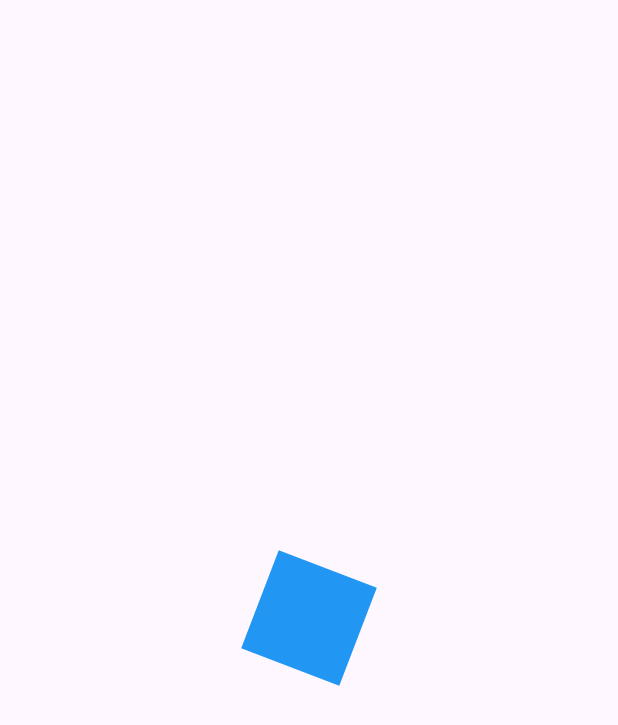
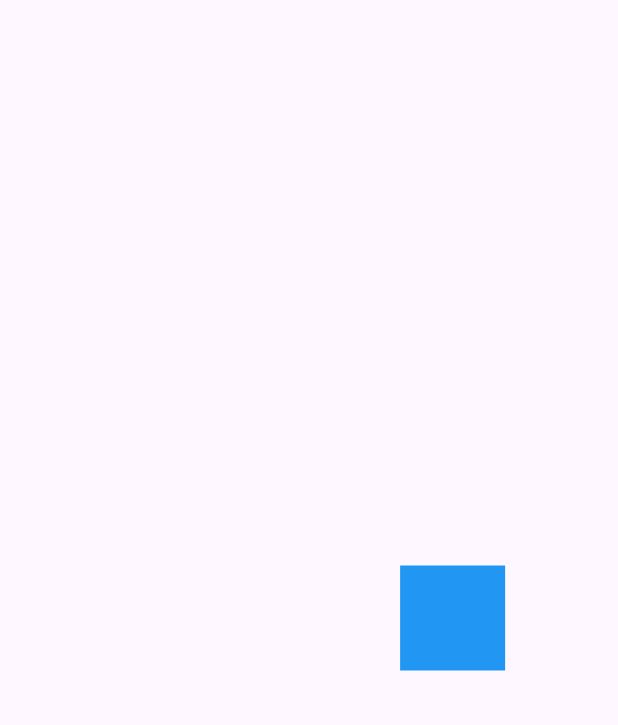
Before and after one commit to gavasquez/Flutter-intermedio, a Flutter app: the first screen one second after launch, on a phone screen of 412 x 824 dp. Shown: the top 725 px of the screen. Run offline on Flutter 3.47's test engine with Material 3 defaults, Android fonts, the phone set to English and light mode, and no system bars.

Commit message:
Fin de la seccion 3

```diff
--- a/lib/main.dart
+++ b/lib/main.dart
@@ -1,4 +1,5 @@
-import 'package:disenos_app/src/pages/animaciones_page.dart';
+//import 'package:disenos_app/src/pages/animaciones_page.dart';
+import 'package:disenos_app/src/retos/cuadrado_animado_page.dart';
 //import 'package:disenos_app/src/pages/headers_page.dart';
 import 'package:flutter/material.dart';
 
@@ -11,10 +12,10 @@ class MyApp extends StatelessWidget {
 
   @override
   Widget build(BuildContext context) {
-    return const MaterialApp(
+    return MaterialApp(
       debugShowCheckedModeBanner: false,
       title: 'Diseños App',
-      home: AnimacionesPage(),
+      home: CuadradoAnimadoPage(),
     );
   }
 }
--- /dev/null
+++ b/lib/src/retos/cuadrado_animado_page.dart
@@ -0,0 +1,88 @@
+import 'package:flutter/material.dart';
+
+class CuadradoAnimadoPage extends StatelessWidget {
+  @override
+  Widget build(BuildContext context) {
+    return Scaffold(
+      body: Center(child: _CuadradoAnimado()),
+    );
+  }
+}
+
+class _CuadradoAnimado extends StatefulWidget {
+  @override
+  State<_CuadradoAnimado> createState() => _CuadradoAnimadoState();
+}
+
+class _CuadradoAnimadoState extends State<_CuadradoAnimado>
+    with SingleTickerProviderStateMixin {
+  late AnimationController controller;
+  // Animaciones
+  late Animation<double> moverDerecha;
+  late Animation<double> moverArriba;
+  late Animation<double> moverIzquierda;
+  late Animation<double> moverAbajo;
+
+  @override
+  void initState() {
+    super.initState();
+    // Inicializar todo
+    controller = AnimationController(
+        vsync: this, duration: const Duration(milliseconds: 4500));
+
+    moverDerecha = Tween(begin: 0.0, end: 100.0).animate(CurvedAnimation(
+        parent: controller,
+        curve: const Interval(0, 0.25, curve: Curves.bounceOut)));
+
+    moverArriba = Tween(begin: 0.0, end: -100.0).animate(CurvedAnimation(
+        parent: controller,
+        curve: const Interval(0.25, 0.50, curve: Curves.bounceOut)));
+
+    moverIzquierda = Tween(begin: 0.0, end: -100.0).animate(CurvedAnimation(
+        parent: controller,
+        curve: const Interval(0.50, 0.75, curve: Curves.bounceOut)));
+
+    moverAbajo = Tween(begin: 0.0, end: 100.0).animate(CurvedAnimation(
+        parent: controller,
+        curve: const Interval(0.75, 1.0, curve: Curves.bounceOut)));
+
+    controller.addListener(() {
+      if (controller.status == AnimationStatus.completed) {
+        controller.reset();
+      }
+    });
+  }
+
+  @override
+  void dispose() {
+    controller.dispose();
+    super.dispose();
+  }
+
+  @override
+  Widget build(BuildContext context) {
+    controller.forward();
+    return AnimatedBuilder(
+      animation: controller,
+      child: _Rectangulo(),
+      builder: (BuildContext context, Widget? child) {
+        return Transform.translate(
+          offset: Offset(moverDerecha.value + moverIzquierda.value,
+              moverArriba.value + moverAbajo.value),
+          child: child,
+        );
+      },
+    );
+  }
+}
+
+class _Rectangulo extends StatelessWidget {
+  @override
+  Widget build(BuildContext context) {
+    return Container(
+      width: 70,
+      height: 70,
+      decoration: const BoxDecoration(color: Colors.blue),
+    );
+  }
+}
```
Also changed, not shown: lib/src/pages/animaciones_page.dart (+32 -3 lines).
